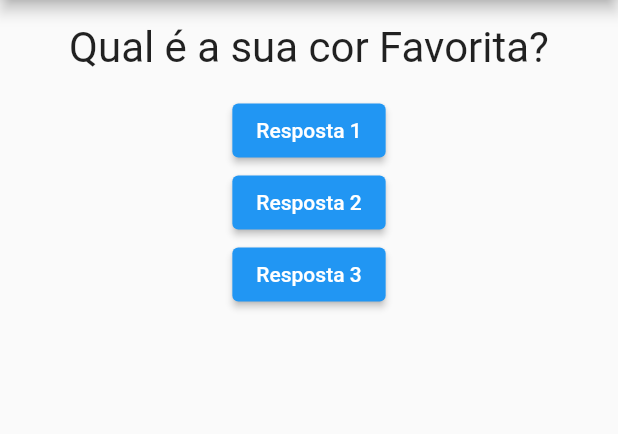
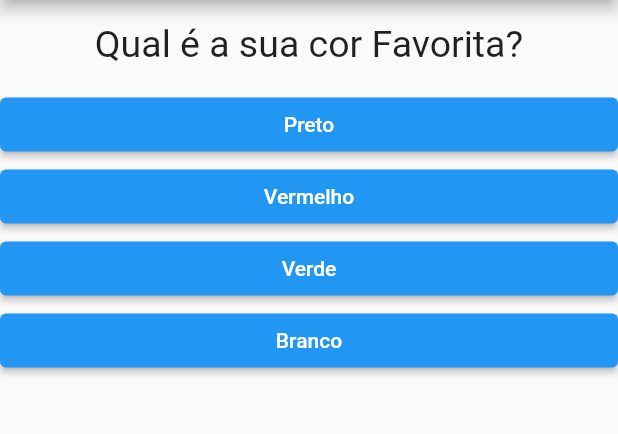
Before and after one commit to jeffersondias-dev/curso_dart_flutter, a Flutter app: the screen it shows after launch, on a phone screen of 412 x 824 dp, the part 84-518 px from its top. Run offline on Flutter 3.47's test engine with Material 2 defaults, Android fonts, the phone set to English and light mode, and no system bars.

Commit message:
Create Widget respostas

```diff
--- a/projeto_perguntas/lib/main.dart
+++ b/projeto_perguntas/lib/main.dart
@@ -1,5 +1,6 @@
 import 'package:flutter/material.dart';
 import 'package:projeto_perguntas/questao.dart';
+import 'package:projeto_perguntas/respostas.dart';
 
 main() {
   runApp(PerguntaApp());
@@ -22,9 +23,26 @@ class _PerguntaAppState extends State<PerguntaApp> {
   @override
   Widget build(BuildContext context) {
     final perguntas = [
-      "Qual é a sua cor Favorita?",
-      "Qual é o seu animal Favorito?",
+      {
+        'texto': 'Qual é a sua cor Favorita?',
+        'respostas': ['Preto', 'Vermelho', 'Verde', 'Branco'],
+      },
+      {
+        'texto': 'Qual é o seu animal Favorito?',
+        'respostas': ['Coelho', 'Gato', 'Cachorro', 'Cavalo'],
+      },
+      {
+        'texto': 'Qual é o seu instrutor Favorito?',
+        'respostas': ['João', 'Maria', 'Diogo', 'Dayana'],
+      }
     ];
+
+    List<Widget> respostas = [];
+
+    for (String textoResposta
+        in perguntas[_perguntaSelecionada].cast()['respostas']) {
+      respostas.add(Resposta(textoResposta, _responder));
+    }
 
     return MaterialApp(
       home: Scaffold(
@@ -33,19 +51,8 @@ class _PerguntaAppState extends State<PerguntaApp> {
         ),
         body: Column(
           children: [
-            Questao(perguntas[_perguntaSelecionada]),
-            ElevatedButton(
-              onPressed: _responder,
-              child: const Text('Resposta 1'),
-            ),
-            ElevatedButton(
-              onPressed: _responder,
-              child: const Text('Resposta 2'),
-            ),
-            ElevatedButton(
-              onPressed: _responder,
-              child: const Text('Resposta 3'),
-            ),
+            Questao(perguntas[_perguntaSelecionada]['texto'].toString()),
+            ...respostas,
           ],
         ),
       ),
--- a/projeto_perguntas/lib/questao.dart
+++ b/projeto_perguntas/lib/questao.dart
@@ -12,7 +12,7 @@ class Questao extends StatelessWidget {
       width: double.infinity,
       child: Text(
         texto,
-        style: TextStyle(fontSize: 28),
+        style: TextStyle(fontSize: 25),
         textAlign: TextAlign.center,
       ),
     );
--- /dev/null
+++ b/projeto_perguntas/lib/respostas.dart
@@ -0,0 +1,19 @@
+import 'package:flutter/material.dart';
+
+class Resposta extends StatelessWidget {
+  final String texto;
+  final void Function() quandoSelecionado;
+
+  Resposta(this.texto, this.quandoSelecionado);
+
+  @override
+  Widget build(BuildContext context) {
+    return Container(
+      width: double.infinity,
+      child: ElevatedButton(
+        onPressed: quandoSelecionado,
+        child: Text(texto),
+      ),
+    );
+  }
+}
```
